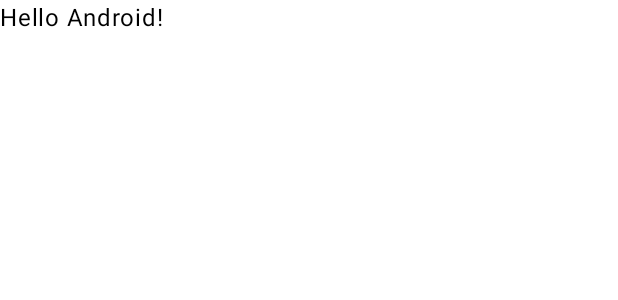
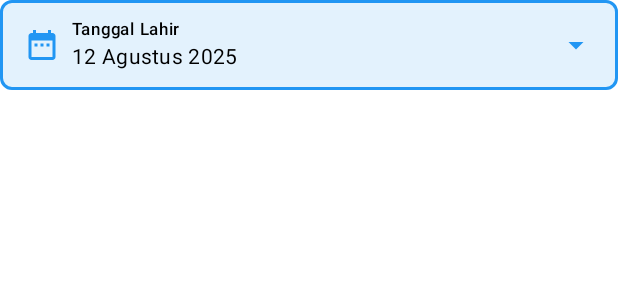
Before and after one commit to iksanulImpacto/impactoui, an Android app built with Jetpack Compose: the @Preview function GreetingPreview, on a phone screen of 412 x 824 dp. Shown: the top 300 px of the screen. Run offline under Robolectric (Android 15) with nearby library versions, the phone set to English and light mode, and no system bars.

Commit message:
adding dynamic button and advance field

```diff
--- a/app/src/main/java/com/impacto/ui/MainActivity.kt
+++ b/app/src/main/java/com/impacto/ui/MainActivity.kt
@@ -9,14 +9,19 @@ import androidx.compose.foundation.layout.Column
 import androidx.compose.foundation.layout.PaddingValues
 import androidx.compose.foundation.layout.Spacer
 import androidx.compose.foundation.layout.fillMaxSize
+import androidx.compose.foundation.layout.fillMaxWidth
 import androidx.compose.foundation.layout.height
 import androidx.compose.foundation.layout.padding
+import androidx.compose.foundation.shape.RoundedCornerShape
 import androidx.compose.foundation.text.KeyboardOptions
 import androidx.compose.material.icons.Icons
+import androidx.compose.material.icons.filled.ArrowDropDown
+import androidx.compose.material.icons.filled.DateRange
 import androidx.compose.material.icons.filled.Favorite
 import androidx.compose.material.icons.filled.FavoriteBorder
 import androidx.compose.material3.Icon
 import androidx.compose.material3.IconButton
+import androidx.compose.material3.MaterialTheme
 import androidx.compose.material3.OutlinedTextField
 import androidx.compose.material3.OutlinedTextFieldDefaults
 import androidx.compose.material3.Scaffold
@@ -30,6 +35,7 @@ import androidx.compose.ui.Modifier
 import androidx.compose.ui.focus.onFocusChanged
 import androidx.compose.ui.graphics.Color
 import androidx.compose.ui.graphics.vector.rememberVectorPainter
+import androidx.compose.ui.res.colorResource
 import androidx.compose.ui.res.painterResource
 import androidx.compose.ui.text.input.KeyboardType
 import androidx.compose.ui.text.input.PasswordVisualTransformation
@@ -37,7 +43,9 @@ import androidx.compose.ui.text.input.VisualTransformation
 import androidx.compose.ui.tooling.preview.Preview
 import androidx.compose.ui.unit.DpSize
 import androidx.compose.ui.unit.dp
+import com.impacto.impactoui.buttons.DynamicButton
 import com.impacto.impactoui.buttons.DynamicIconButton
+import com.impacto.impactoui.forms.AppAdvanceField
 import com.impacto.impactoui.forms.AppTextField
 import com.impacto.ui.ui.theme.UiTheme
 
@@ -155,10 +163,59 @@ fun Greeting(name: String, modifier: Modifier = Modifier) {
     )
 }
 
+@Composable
+fun MyButtonExample() {
+    val backgroundColor = colorResource(id = R.color.white)
+    val contentColor = colorResource(id = R.color.black)
+
+
+    val borderColor = colorResource(id = R.color.purple_500)
+
+    DynamicButton(
+        modifier = Modifier.fillMaxWidth(),
+        borderColor = borderColor,
+        backgroundColor = Color.Transparent,
+        contentColor = borderColor,
+        shape = RoundedCornerShape(100.dp),
+        onClick = { /* handle click */ }
+    ) {
+        Text("Outlined Button")
+    }
+
+}
+
+@Composable
+fun MyAdvanceButtonExample() {
+    val iconStart = rememberVectorPainter(image = Icons.Filled.DateRange)
+    val iconEnd = rememberVectorPainter(image = Icons.Filled.ArrowDropDown)
+    val value = "12 Agustus 2025"
+    val isError = value.isEmpty()
+
+    AppAdvanceField(
+        modifier = Modifier.fillMaxWidth(),
+        enabled = true,
+        isError = isError,
+        errorText = "Tanggal wajib diisi"
+    ) {
+        Icon(painter = iconStart, contentDescription = null, tint = Color(0xFF2196F3))
+        Column(modifier = Modifier.weight(1f).padding(start = 8.dp)) {
+            Text("Tanggal Lahir", style = MaterialTheme.typography.labelSmall)
+            Text(
+                text = if (value.isEmpty()) "Pilih tanggal" else value,
+                style = MaterialTheme.typography.bodyMedium,
+                color = if (value.isEmpty()) Color.Gray else Color.Black
+            )
+        }
+        Icon(painter = iconEnd, contentDescription = null, tint = Color(0xFF2196F3))
+    }
+}
+
+
+
 @Preview(showBackground = true)
 @Composable
 fun GreetingPreview() {
     UiTheme {
-        Greeting("Android")
+        MyAdvanceButtonExample()
     }
 }
--- /dev/null
+++ b/impactoUI/src/main/java/com/impacto/impactoui/forms/AppAdvanceField.kt
@@ -0,0 +1,61 @@
+package com.impacto.impactoui.forms
+
+import androidx.compose.foundation.background
+import androidx.compose.foundation.border
+import androidx.compose.foundation.layout.Arrangement
+import androidx.compose.foundation.layout.Column
+import androidx.compose.foundation.layout.Row
+import androidx.compose.foundation.layout.RowScope
+import androidx.compose.foundation.layout.fillMaxWidth
+import androidx.compose.foundation.layout.padding
+import androidx.compose.foundation.shape.RoundedCornerShape
+import androidx.compose.material3.MaterialTheme
+import androidx.compose.material3.Surface
+import androidx.compose.material3.Text
+import androidx.compose.runtime.Composable
+import androidx.compose.ui.Alignment
+import androidx.compose.ui.Modifier
+import androidx.compose.ui.graphics.Color
+import androidx.compose.ui.graphics.Shape
+import androidx.compose.ui.unit.dp
+
+@Composable
+fun AppAdvanceField(
+    modifier: Modifier = Modifier,
+    enabled: Boolean = true,
+    isError: Boolean = false,
+    errorText: String? = null,
+    backgroundColor: Color = if (enabled) Color(0xFFE3F2FD) else Color(0xFFEEEEEE),
+    borderColor: Color = if (isError) Color(0xFFF44336) else Color(0xFF2196F3),
+    shape: Shape = RoundedCornerShape(8.dp),
+    content: @Composable RowScope.() -> Unit
+) {
+    Column(modifier = modifier) {
+        Surface(
+            modifier = Modifier
+                .fillMaxWidth()
+                .border(1.5.dp, borderColor, shape)
+                .background(backgroundColor, shape),
+            shape = shape,
+            color = Color.Transparent,
+            tonalElevation = 0.dp
+        ) {
+            Row(
+                modifier = Modifier
+                    .padding(horizontal = 16.dp, vertical = 12.dp),
+                verticalAlignment = Alignment.CenterVertically,
+                horizontalArrangement = Arrangement.SpaceBetween,
+                content = content
+            )
+        }
+
+        if (isError && !errorText.isNullOrEmpty()) {
+            Text(
+                text = errorText,
+                color = MaterialTheme.colorScheme.error,
+                style = MaterialTheme.typography.bodySmall,
+                modifier = Modifier.padding(start = 16.dp, top = 4.dp)
+            )
+        }
+    }
+}
```
Also changed, not shown: impactoUI/src/main/java/com/impacto/impactoui/buttons/DynamicButton.kt (added, +58 -0 lines), impactoUI/src/main/java/com/impacto/impactoui/utils/FileUtil.kt (added, +181 -0 lines).
